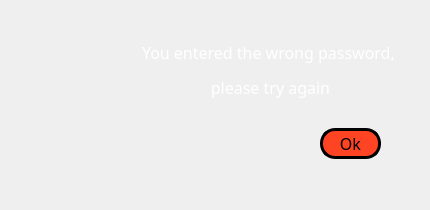
Qt form errorpassword.ui (Regulus-Cor-Leonis/Cash-Machine-simulation) before a commit.
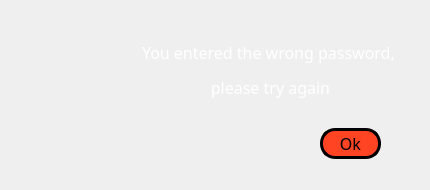
The same form after that commit. Icons and pictures are not drawn.

```diff
--- a/errorpassword.ui
+++ b/errorpassword.ui
@@ -7,7 +7,7 @@
     <x>0</x>
     <y>0</y>
     <width>430</width>
-    <height>210</height>
+    <height>190</height>
    </rect>
   </property>
   <property name="windowTitle">
```
Left out of the diff: 10 changed lines with no effect on the pictures.
